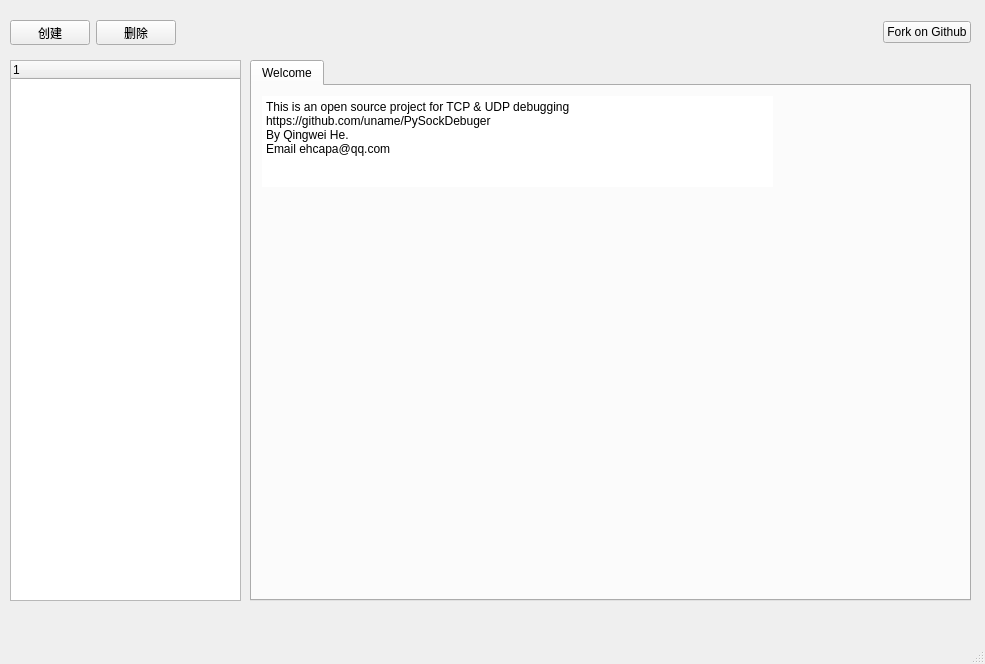
Above: resource/ui/main_window.ui from uname/PySockDebuger before the change. Below: the same form after it.
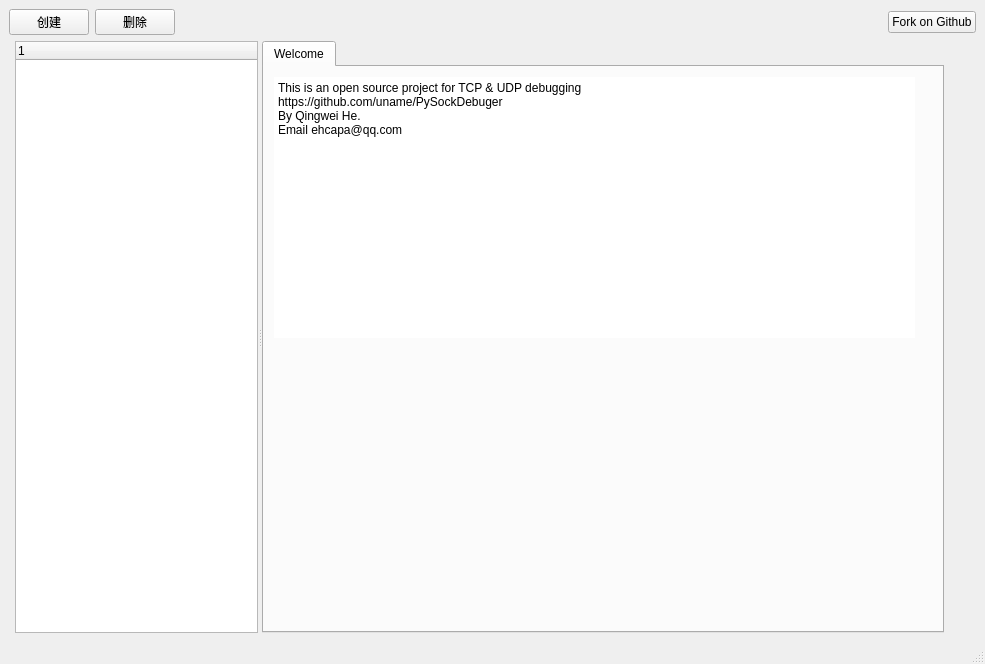
That is the form after the change. Icons and pictures are not drawn. Custom widgets are drawn as their Qt base class.

The edit to the form file:
```diff
--- a/resource/ui/main_window.ui
+++ b/resource/ui/main_window.ui
@@ -14,21 +14,25 @@
    <string>PySockDebuger</string>
   </property>
   <widget class="QWidget" name="centralwidget">
+   <layout class="QGridLayout" name="gridLayout">
+    <item row="1" column="1">
+     <widget class="QSplitter" name="splitter">
+      <property name="orientation">
+       <enum>Qt::Horizontal</enum>
+      </property>
    <widget class="SockTreeWidget" name="sockTree">
-    <property name="geometry">
-     <rect>
-      <x>10</x>
-      <y>60</y>
-      <width>231</width>
-      <height>541</height>
-     </rect>
-    </property>
     <property name="minimumSize">
      <size>
       <width>201</width>
       <height>0</height>
      </size>
     </property>
+       <property name="maximumSize">
+        <size>
+         <width>350</width>
+         <height>16777215</height>
+        </size>
+       </property>
     <property name="styleSheet">
      <string notr="true"/>
     </property>
@@ -39,13 +43,11 @@
     </column>
    </widget>
    <widget class="SockTab" name="sockTab">
-    <property name="geometry">
-     <rect>
-      <x>250</x>
-      <y>60</y>
-      <width>721</width>
-      <height>541</height>
-     </rect>
+       <property name="minimumSize">
+        <size>
+         <width>682</width>
+         <height>0</height>
+        </size>
     </property>
     <property name="currentIndex">
      <number>0</number>
@@ -59,8 +61,8 @@
        <rect>
         <x>10</x>
         <y>10</y>
-        <width>511</width>
-        <height>91</height>
+           <width>641</width>
+           <height>261</height>
        </rect>
       </property>
       <property name="frameShape">
@@ -74,20 +76,15 @@
 &lt;p style=&quot; margin-top:0px; margin-bottom:0px; margin-left:0px; margin-right:0px; -qt-block-indent:0; text-indent:0px;&quot;&gt;This is an open source project for TCP &amp;amp; UDP debugging&lt;/p&gt;
 &lt;p style=&quot; margin-top:0px; margin-bottom:0px; margin-left:0px; margin-right:0px; -qt-block-indent:0; text-indent:0px;&quot;&gt;https://github.com/uname/PySockDebuger&lt;/p&gt;
 &lt;p style=&quot; margin-top:0px; margin-bottom:0px; margin-left:0px; margin-right:0px; -qt-block-indent:0; text-indent:0px;&quot;&gt;By Qingwei He.&lt;/p&gt;
-&lt;p style=&quot; margin-top:0px; margin-bottom:0px; margin-left:0px; margin-right:0px; -qt-block-indent:0; text-indent:0px;&quot;&gt;Email ehcapa@qq.com&lt;/p&gt;&lt;/body&gt;&lt;/html&gt;</string>
+&lt;p style=&quot; margin-top:0px; margin-bottom:0px; margin-left:0px; margin-right:0px; -qt-block-indent:0; text-indent:0px;&quot;&gt;Email ehcapa@qq.com&lt;/p&gt;
+&lt;p style=&quot; margin-top:0px; margin-bottom:0px; margin-left:0px; margin-right:0px; -qt-block-indent:0; text-indent:0px;&quot;&gt;&lt;img src=&quot;:/Ext1/exticons/my_avatar.jpg&quot; /&gt;&lt;/p&gt;&lt;/body&gt;&lt;/html&gt;</string>
       </property>
      </widget>
     </widget>
    </widget>
-   <widget class="QWidget" name="">
-    <property name="geometry">
-     <rect>
-      <x>10</x>
-      <y>20</y>
-      <width>961</width>
-      <height>25</height>
-     </rect>
-    </property>
+     </widget>
+    </item>
+    <item row="0" column="0" colspan="4">
     <layout class="QHBoxLayout" name="horizontalLayout">
      <item>
       <widget class="QPushButton" name="createBtn">
@@ -130,7 +127,21 @@
       </widget>
      </item>
     </layout>
-   </widget>
+    </item>
+    <item row="1" column="3">
+     <spacer name="verticalSpacer">
+      <property name="orientation">
+       <enum>Qt::Vertical</enum>
+      </property>
+      <property name="sizeHint" stdset="0">
+       <size>
+        <width>20</width>
+        <height>567</height>
+       </size>
+      </property>
+     </spacer>
+    </item>
+   </layout>
   </widget>
   <widget class="QMenuBar" name="menubar">
    <property name="geometry">
```
Left out of the diff: 4 changed lines with no effect on the pictures. Lines whose indentation alone changed are shown as unchanged.
